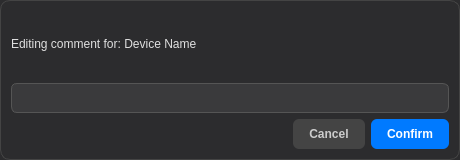
Old version of the form UI/DeviceWidget/DeviceItem/EditDeviceCommentDialog/EditDeviceCommentDialog.ui in the repository XQQYT/XqqytDesktop.
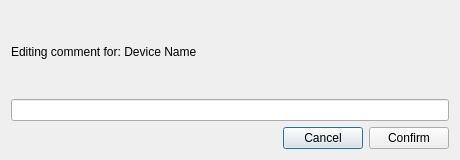
New version of the form.

Commit message: add_switch_theme_in_dialog

```diff
--- a/UI/DeviceWidget/DeviceItem/EditDeviceCommentDialog/EditDeviceCommentDialog.ui
+++ b/UI/DeviceWidget/DeviceItem/EditDeviceCommentDialog/EditDeviceCommentDialog.ui
@@ -13,49 +13,6 @@
   <property name="windowTitle">
    <string>Edit Device Comment</string>
   </property>
-  <property name="styleSheet">
-   <string notr="true">
-QDialog {
-    background-color: #2c2c2e;
-    border-radius: 10px;
-    border: 1px solid #444;
-    font-family: "Segoe UI", "Microsoft YaHei", sans-serif;
-    font-size: 14px;
-    color: #e0e0e0;
-}
-QLabel {
-    color: #e0e0e0;
-}
-QLineEdit {
-    background-color: #3a3a3c;
-    border: 1px solid #555;
-    border-radius: 6px;
-    padding: 6px;
-    color: #fff;
-    selection-background-color: #007aff;
-}
-QPushButton {
-    border: none;
-    padding: 8px 16px;
-    border-radius: 6px;
-    font-weight: bold;
-}
-QPushButton#btn_cancel {
-    background-color: #444;
-    color: #ccc;
-}
-QPushButton#btn_done {
-    background-color: #007aff;
-    color: white;
-}
-QPushButton#btn_cancel:hover {
-    background-color: #555;
-}
-QPushButton#btn_done:hover {
-    background-color: #005fcc;
-}
-   </string>
-  </property>
   <layout class="QVBoxLayout" name="mainLayout">
    <item>
     <widget class="QLabel" name="label_device">
```
The commit also changes 22 other files.
